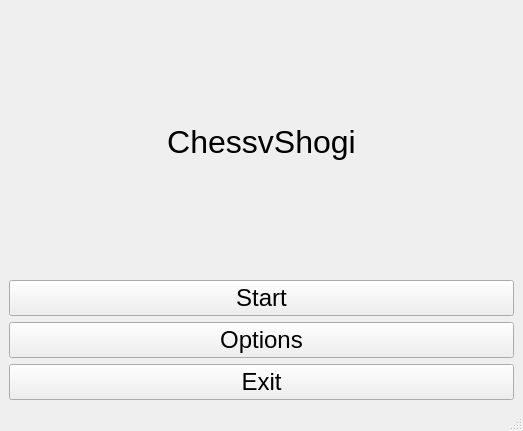
Before: the Qt Designer form chessVshogi/UI/mainwindow.ui in sahinakkaya/chess, drawn with Qt 5.
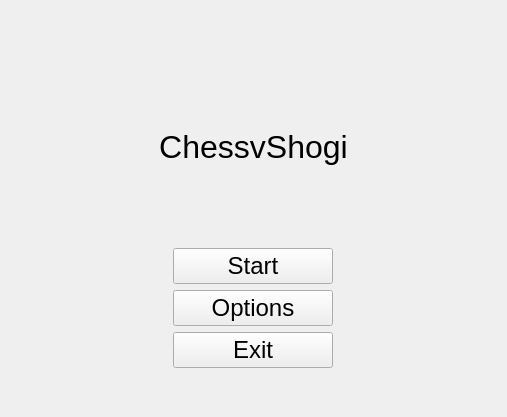
After: the same form once the commit is applied.

Patch:
```diff
--- a/chessVshogi/UI/mainwindow.ui
+++ b/chessVshogi/UI/mainwindow.ui
@@ -6,8 +6,8 @@
    <rect>
     <x>0</x>
     <y>0</y>
-    <width>523</width>
-    <height>431</height>
+    <width>507</width>
+    <height>417</height>
    </rect>
   </property>
   <property name="windowTitle">
@@ -15,8 +15,27 @@
   </property>
   <widget class="QWidget" name="centralwidget">
    <layout class="QVBoxLayout" name="verticalLayout">
+    <item>
+     <spacer name="verticalSpacer_3">
+      <property name="orientation">
+       <enum>Qt::Vertical</enum>
+      </property>
+      <property name="sizeHint" stdset="0">
+       <size>
+        <width>20</width>
+        <height>40</height>
+       </size>
+      </property>
+     </spacer>
+    </item>
     <item>
      <widget class="QLabel" name="label">
+      <property name="sizePolicy">
+       <sizepolicy hsizetype="Preferred" vsizetype="MinimumExpanding">
+        <horstretch>0</horstretch>
+        <verstretch>0</verstretch>
+       </sizepolicy>
+      </property>
       <property name="font">
        <font>
         <pointsize>24</pointsize>
@@ -31,7 +50,104 @@
      </widget>
     </item>
     <item>
+     <spacer name="verticalSpacer_2">
+      <property name="orientation">
+       <enum>Qt::Vertical</enum>
+      </property>
+      <property name="sizeType">
+       <enum>QSizePolicy::Maximum</enum>
+      </property>
+      <property name="sizeHint" stdset="0">
+       <size>
+        <width>20</width>
+        <height>50</height>
+       </size>
+      </property>
+     </spacer>
+    </item>
+    <item>
+     <layout class="QGridLayout" name="gridLayout">
+      <item row="4" column="2">
+       <spacer name="verticalSpacer">
+        <property name="orientation">
+         <enum>Qt::Vertical</enum>
+        </property>
+        <property name="sizeHint" stdset="0">
+         <size>
+          <width>20</width>
+          <height>40</height>
+         </size>
+        </property>
+       </spacer>
+      </item>
+      <item row="1" column="0">
+       <spacer name="horizontalSpacer_3">
+        <property name="orientation">
+         <enum>Qt::Horizontal</enum>
+        </property>
+        <property name="sizeType">
+         <enum>QSizePolicy::Maximum</enum>
+        </property>
+        <property name="sizeHint" stdset="0">
+         <size>
+          <width>100</width>
+          <height>20</height>
+         </size>
+        </property>
+       </spacer>
+      </item>
+      <item row="1" column="1">
+       <spacer name="horizontalSpacer">
+        <property name="orientation">
+         <enum>Qt::Horizontal</enum>
+        </property>
+        <property name="sizeType">
+         <enum>QSizePolicy::Minimum</enum>
+        </property>
+        <property name="sizeHint" stdset="0">
+         <size>
+          <width>80</width>
+          <height>20</height>
+         </size>
+        </property>
+       </spacer>
+      </item>
+      <item row="1" column="3">
+       <spacer name="horizontalSpacer_2">
+        <property name="orientation">
+         <enum>Qt::Horizontal</enum>
+        </property>
+        <property name="sizeType">
+         <enum>QSizePolicy::Minimum</enum>
+        </property>
+        <property name="sizeHint" stdset="0">
+         <size>
+          <width>80</width>
+          <height>20</height>
+         </size>
+        </property>
+       </spacer>
+      </item>
+      <item row="1" column="2">
      <widget class="QPushButton" name="pushButton">
+        <property name="sizePolicy">
+         <sizepolicy hsizetype="MinimumExpanding" vsizetype="Fixed">
+          <horstretch>0</horstretch>
+          <verstretch>0</verstretch>
+         </sizepolicy>
+        </property>
+        <property name="minimumSize">
+         <size>
+          <width>160</width>
+          <height>0</height>
+         </size>
+        </property>
+        <property name="maximumSize">
+         <size>
+          <width>240</width>
+          <height>16777215</height>
+         </size>
+        </property>
       <property name="font">
        <font>
         <pointsize>18</pointsize>
@@ -42,8 +158,26 @@
       </property>
      </widget>
     </item>
-    <item>
+      <item row="2" column="2">
      <widget class="QPushButton" name="pushButton_2">
+        <property name="sizePolicy">
+         <sizepolicy hsizetype="MinimumExpanding" vsizetype="Fixed">
+          <horstretch>0</horstretch>
+          <verstretch>0</verstretch>
+         </sizepolicy>
+        </property>
+        <property name="minimumSize">
+         <size>
+          <width>160</width>
+          <height>0</height>
+         </size>
+        </property>
+        <property name="maximumSize">
+         <size>
+          <width>240</width>
+          <height>16777215</height>
+         </size>
+        </property>
       <property name="font">
        <font>
         <pointsize>18</pointsize>
@@ -54,8 +188,26 @@
       </property>
      </widget>
     </item>
-    <item>
+      <item row="3" column="2">
      <widget class="QPushButton" name="pushButton_3">
+        <property name="sizePolicy">
+         <sizepolicy hsizetype="MinimumExpanding" vsizetype="Fixed">
+          <horstretch>0</horstretch>
+          <verstretch>0</verstretch>
+         </sizepolicy>
+        </property>
+        <property name="minimumSize">
+         <size>
+          <width>160</width>
+          <height>0</height>
+         </size>
+        </property>
+        <property name="maximumSize">
+         <size>
+          <width>240</width>
+          <height>16777215</height>
+         </size>
+        </property>
       <property name="font">
        <font>
         <pointsize>18</pointsize>
@@ -66,19 +218,26 @@
       </property>
      </widget>
     </item>
-   </layout>
+      <item row="1" column="4">
+       <spacer name="horizontalSpacer_4">
+        <property name="orientation">
+         <enum>Qt::Horizontal</enum>
+        </property>
+        <property name="sizeType">
+         <enum>QSizePolicy::Maximum</enum>
+        </property>
+        <property name="sizeHint" stdset="0">
+         <size>
+          <width>100</width>
+          <height>20</height>
+         </size>
+        </property>
+       </spacer>
+      </item>
+     </layout>
+    </item>
+   </layout>
   </widget>
-  <widget class="QMenuBar" name="menubar">
-   <property name="geometry">
-    <rect>
-     <x>0</x>
-     <y>0</y>
-     <width>523</width>
-     <height>31</height>
-    </rect>
-   </property>
-  </widget>
-  <widget class="QStatusBar" name="statusbar"/>
  </widget>
  <resources/>
  <connections/>
```
Lines whose indentation alone changed are shown as unchanged.
